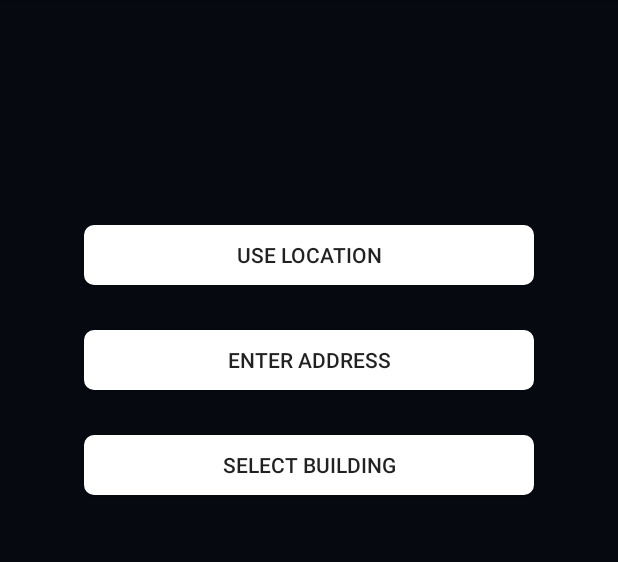
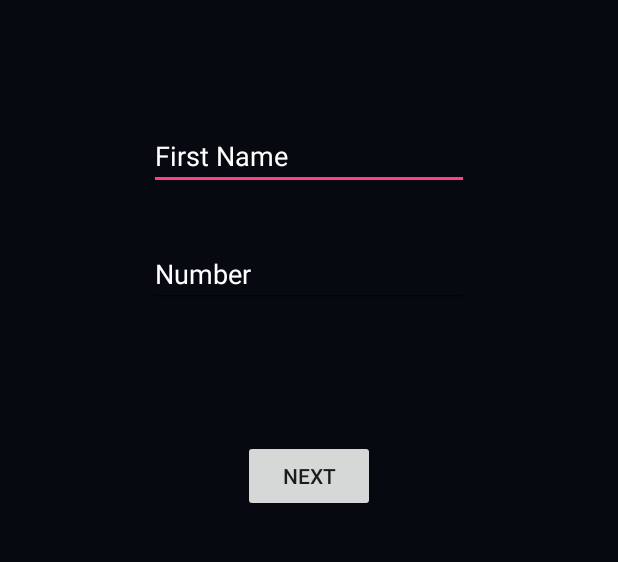
Before and after one commit to joeconstan/Safewalk3, an Android app: the screen it shows after launch (Details before the commit, GetInfo after it), after a tap on "REQUEST WALK", on a phone screen of 412 x 824 dp, the part 84-646 px from its top. Run offline under Robolectric (Android 15) with nearby library versions, the phone set to English and light mode, and no system bars.

```diff
--- a/app/src/main/AndroidManifest.xml
+++ b/app/src/main/AndroidManifest.xml
@@ -24,6 +24,7 @@
         <activity android:name=".Buildous"></activity>
         <activity android:name=".LocationFind"></activity>
         <activity android:name=".AdminMain"></activity>
+        <activity android:name=".GetInfo"></activity>
 
 
     </application>
--- /dev/null
+++ b/app/src/main/java/com/example/joseph/safewalk2/GetInfo.java
@@ -0,0 +1,39 @@
+package com.example.joseph.safewalk2;
+
+
+import android.content.Context;
+import android.content.Intent;
+import android.content.SharedPreferences;
+import android.os.Bundle;
+import android.support.v7.app.AppCompatActivity;
+import android.view.View;
+import android.widget.Button;
+import android.widget.EditText;
+
+public class GetInfo extends AppCompatActivity{
+
+
+    protected void onCreate(Bundle savedInstanceState) {
+        super.onCreate(savedInstanceState);
+        setContentView(R.layout.get_info);
+
+        final EditText nameInfo = (EditText) findViewById(R.id.nameInfo);
+        final EditText numberInfo = (EditText) findViewById(R.id.numberInfo);
+
+        final SharedPreferences prefs = getPreferences(Context.MODE_PRIVATE);
+
+        Button nextInfo = (Button) findViewById(R.id.nextInfoButton);
+        nextInfo.setOnClickListener(new View.OnClickListener() {
+            @Override
+            public void onClick(View view) {
+                prefs.edit().putString("name", nameInfo.getText().toString()).apply();
+                prefs.edit().putString("number", numberInfo.getText().toString()).apply();
+                Intent intent = new Intent(view.getContext(), Details.class);
+                startActivity(intent);
+            }
+        });
+
+
+    }
+
+}
--- a/app/src/main/java/com/example/joseph/safewalk2/LocationFind.java
+++ b/app/src/main/java/com/example/joseph/safewalk2/LocationFind.java
@@ -29,7 +29,7 @@ public class LocationFind extends AppCompatActivity {
                 Log.v(TAG, "Permission is granted");
             else {
                 Log.v(TAG, "Permission not granted. requesting...");
-                ActivityCompat.requestPermissions(this, new String[]{Manifest.permission.ACCESS_FINE_LOCATION}, 1);
+                ActivityCompat.requestPermissions(this, new String[]{Manifest.permission.ACCESS_FINE_LOCATION}, 1); //here
             }
         }
 
--- a/app/src/main/java/com/example/joseph/safewalk2/MainActivity.java
+++ b/app/src/main/java/com/example/joseph/safewalk2/MainActivity.java
@@ -4,16 +4,15 @@ package com.example.joseph.safewalk2;
 
 
 import android.os.Bundle;
-import android.support.v4.app.ActivityCompat;
 import android.view.View;
 import android.content.Intent;
 import android.support.v7.app.AppCompatActivity;
 import android.widget.Button;
 
-public class MainActivity extends AppCompatActivity implements ActivityCompat.OnRequestPermissionsResultCallback{ //shouldnt implement this anymore??
+public class MainActivity extends AppCompatActivity {
 
 
-    public static final String TAG = MainActivity.class.getSimpleName();
+    //public static final String TAG = MainActivity.class.getSimpleName();
 
     @Override
     protected void onCreate(Bundle savedInstanceState) {
@@ -26,18 +25,8 @@ public class MainActivity extends AppCompatActivity implements ActivityCompat.On
         requestWalk.setOnClickListener(new View.OnClickListener() {
             @Override
             public void onClick(View v) {
-                Intent intent = new Intent(v.getContext(), Details.class); //rename intent
+                Intent intent = new Intent(v.getContext(), GetInfo.class);
                 startActivity(intent);
-            }
-        });
-
-
-        Button signinButton = (Button) findViewById(R.id.signinButton);
-        signinButton.setOnClickListener(new View.OnClickListener() {
-            @Override
-            public void onClick(View v) {
-                Intent intent3 = new Intent(v.getContext(), UserAccount.class); //rename intent
-                startActivity(intent3);
             }
         });
 
--- /dev/null
+++ b/app/src/main/res/layout/get_info.xml
@@ -0,0 +1,43 @@
+<?xml version="1.0" encoding="utf-8"?>
+<RelativeLayout xmlns:android="http://schemas.android.com/apk/res/android"
+    android:orientation="vertical" android:layout_width="match_parent"
+    android:layout_height="match_parent"
+    android:background="#060910"
+    >
+
+
+    <EditText
+        android:layout_width="wrap_content"
+        android:layout_height="wrap_content"
+        android:inputType="textPersonName"
+        android:ems="10"
+        android:layout_alignParentTop="true"
+        android:layout_centerHorizontal="true"
+        android:layout_marginTop="81dp"
+        android:id="@+id/nameInfo"
+        android:hint="First Name"
+        android:textColorHint="#FFFFFF"
+        />
+
+    <EditText
+        android:layout_width="wrap_content"
+        android:layout_height="wrap_content"
+        android:inputType="textPersonName"
+        android:hint="Number"
+        android:ems="10"
+        android:layout_marginTop="33dp"
+        android:id="@+id/numberInfo"
+        android:layout_below="@+id/nameInfo"
+        android:layout_alignStart="@+id/nameInfo"
+        android:textColorHint="#FFFFFF"
+        />
+
+    <Button
+        android:text="Next"
+        android:layout_width="wrap_content"
+        android:layout_height="wrap_content"
+        android:layout_below="@+id/numberInfo"
+        android:layout_centerHorizontal="true"
+        android:layout_marginTop="88dp"
+        android:id="@+id/nextInfoButton" />
+</RelativeLayout>
--- a/app/src/main/res/layout/user_account.xml
+++ b/app/src/main/res/layout/user_account.xml
@@ -37,7 +37,7 @@
         android:layout_width="wrap_content"
         android:layout_height="wrap_content"
         android:hint="Password"
-        android:password="true"
+        android:inputType="textPassword"
         android:textColorHint="#FFFFFF"
         android:textColor="#FFFFFF"
         android:id="@+id/password"
--- a/build.gradle
+++ b/build.gradle
@@ -5,7 +5,7 @@ buildscript {
         jcenter()
     }
     dependencies {
-        classpath 'com.android.tools.build:gradle:2.2.0'
+        classpath 'com.android.tools.build:gradle:2.2.1'
 
         // NOTE: Do not place your application dependencies here; they belong
         // in the individual module build.gradle files
```
Also changed, not shown: app/src/main/java/com/example/joseph/safewalk2/LocationDeliverous.java (+19 -0 lines).
